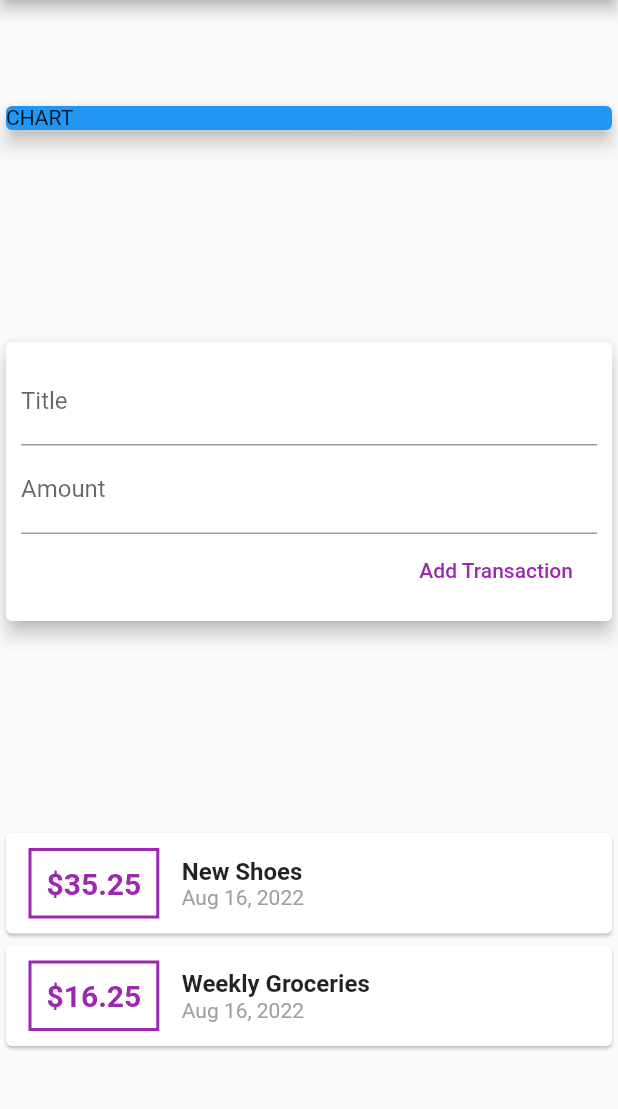
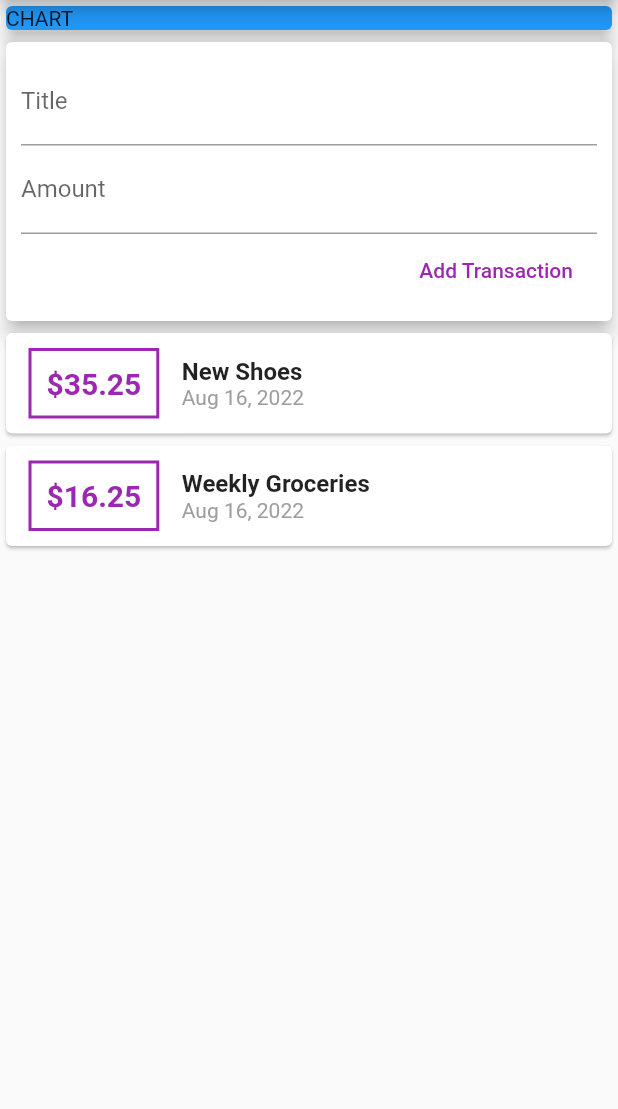
Before and after one commit to erwinmacaraig/flutter-expense-tracker, a Flutter app: the screen it shows after launch, on a phone screen of 412 x 824 dp, the part 84-1193 px from its top. Run offline on Flutter 3.47's test engine with Material 2 defaults, Android fonts, the phone set to English and light mode, and no system bars.

Commit message:
splitting the widgets and implementing SingleChildScrollView

```diff
--- a/lib/main.dart
+++ b/lib/main.dart
@@ -1,6 +1,6 @@
+import 'package:expense_planner/widgets/user_transactions.dart';
 import 'package:flutter/material.dart';
-import 'package:intl/intl.dart';
-import './transaction.dart';
+import './widgets/user_transactions.dart';
 
 void main() {
   runApp(MyApp());
@@ -21,36 +21,20 @@ class MyApp extends StatelessWidget {
 }
 
 class MyHomePage extends StatelessWidget {
-  final List<Transaction> transactions = [
-    Transaction(
-      id: 't1',
-      title: 'New Shoes',
-      amount: 35.25,
-      date: DateTime.now(),
-    ),
-    Transaction(
-      id: 't2',
-      title: 'Weekly Groceries',
-      amount: 16.25,
-      date: DateTime.now(),
-    ),
-  ];
-
   // late String titleInput;
   // late String amountInput;
 
-  final titleController = TextEditingController();
-  final amountController = TextEditingController();
   @override
   Widget build(BuildContext context) {
     return Scaffold(
       appBar: AppBar(
         title: const Text('Expense Planner'),
       ),
-      body: Column(
-          // crossAxisAlignment: CrossAxisAlignment.stretch,
-          mainAxisAlignment: MainAxisAlignment.spaceAround,
-          children: [
+      body: SingleChildScrollView(
+          child: Column(
+              // crossAxisAlignment: CrossAxisAlignment.stretch,
+              mainAxisAlignment: MainAxisAlignment.spaceAround,
+              children: [
             Container(
               width: double.infinity,
               child: const Card(
@@ -59,78 +43,8 @@ class MyHomePage extends StatelessWidget {
                 child: Text('CHART'),
               ),
             ),
-            Card(
-              elevation: 5,
-              child: Container(
-                padding: const EdgeInsets.all(10),
-                child: Column(
-                    crossAxisAlignment: CrossAxisAlignment.end,
-                    children: [
-                      TextField(
-                        // onChanged: (val) {
-                        //   titleInput = val;
-                        // },
-                        controller: titleController,
-                        decoration: const InputDecoration(
-                          labelText: 'Title',
-                        ),
-                      ),
-                      TextField(
-                        // onChanged: (val) {
-                        //   amountInput = val;
-                        // },
-                        controller: amountController,
-                        decoration: const InputDecoration(
-                          labelText: 'Amount',
-                        ),
-                      ),
-                      FlatButton(
-                        textColor: Colors.purple,
-                        child: Text('Add Transaction'),
-                        onPressed: () {
-                          print(titleController.text);
-                        },
-                      )
-                    ]),
-              ),
-            ),
-            Column(
-              children: transactions.map((tx) {
-                return Card(
-                  child: Row(children: [
-                    Container(
-                      margin: const EdgeInsets.symmetric(
-                          vertical: 10, horizontal: 15),
-                      decoration: BoxDecoration(
-                        border: Border.all(color: Colors.purple, width: 2),
-                      ),
-                      padding: const EdgeInsets.all(10),
-                      child: Text(
-                        '\$${tx.amount}',
-                        style: const TextStyle(
-                          fontWeight: FontWeight.bold,
-                          fontSize: 20,
-                          color: Colors.purple,
-                        ),
-                      ),
-                    ),
-                    Column(
-                      crossAxisAlignment: CrossAxisAlignment.start,
-                      children: [
-                        Text(
-                          tx.title,
-                          style: const TextStyle(
-                              fontSize: 16, fontWeight: FontWeight.bold),
-                        ),
-                        Text(DateFormat.yMMMd().format(tx.date),
-                            style: const TextStyle(color: Colors.grey))
-                      ],
-                    )
-                  ]),
-                );
-              }).toList(),
-            )
-          ]),
+            UserTransactions(),
+          ])),
     );
   }
 }
--- /dev/null
+++ b/lib/widgets/new_transaction.dart
@@ -0,0 +1,40 @@
+import 'package:flutter/material.dart';
+
+class NewTransaction extends StatelessWidget {
+  final titleController = TextEditingController();
+  final amountController = TextEditingController();
+  final Function addTx;
+
+  NewTransaction(this.addTx);
+
+  @override
+  Widget build(BuildContext context) {
+    return Card(
+      elevation: 5,
+      child: Container(
+        padding: const EdgeInsets.all(10),
+        child: Column(crossAxisAlignment: CrossAxisAlignment.end, children: [
+          TextField(
+            controller: titleController,
+            decoration: const InputDecoration(
+              labelText: 'Title',
+            ),
+          ),
+          TextField(
+            controller: amountController,
+            decoration: const InputDecoration(
+              labelText: 'Amount',
+            ),
+          ),
+          FlatButton(
+            textColor: Colors.purple,
+            child: const Text('Add Transaction'),
+            onPressed: () {
+              addTx(titleController.text, double.parse(amountController.text));
+            },
+          )
+        ]),
+      ),
+    );
+  }
+}
--- /dev/null
+++ b/lib/widgets/transaction_list.dart
@@ -0,0 +1,51 @@
+import 'package:flutter/material.dart';
+import 'package:intl/intl.dart';
+import '../models/transaction.dart';
+
+class TransactionList extends StatelessWidget {
+  final List<Transaction> transactions;
+  TransactionList(this.transactions);
+
+  @override
+  Widget build(BuildContext context) {
+    return Container(
+        height: 500,
+        child: SingleChildScrollView(
+            child: Column(
+          children: transactions.map((tx) {
+            return Card(
+              child: Row(children: [
+                Container(
+                  margin:
+                      const EdgeInsets.symmetric(vertical: 10, horizontal: 15),
+                  decoration: BoxDecoration(
+                    border: Border.all(color: Colors.purple, width: 2),
+                  ),
+                  padding: const EdgeInsets.all(10),
+                  child: Text(
+                    '\$${tx.amount}',
+                    style: const TextStyle(
+                      fontWeight: FontWeight.bold,
+                      fontSize: 20,
+                      color: Colors.purple,
+                    ),
+                  ),
+                ),
+                Column(
+                  crossAxisAlignment: CrossAxisAlignment.start,
+                  children: [
+                    Text(
+                      tx.title,
+                      style: const TextStyle(
+                          fontSize: 16, fontWeight: FontWeight.bold),
+                    ),
+                    Text(DateFormat.yMMMd().format(tx.date),
+                        style: const TextStyle(color: Colors.grey))
+                  ],
+                )
+              ]),
+            );
+          }).toList(),
+        )));
+  }
+}
--- /dev/null
+++ b/lib/widgets/user_transactions.dart
@@ -0,0 +1,48 @@
+import 'package:flutter/material.dart';
+import './new_transaction.dart';
+import './transaction_list.dart';
+import '../models/transaction.dart';
+
+class UserTransactions extends StatefulWidget {
+  @override
+  State<UserTransactions> createState() => _UserTransactionsState();
+}
+
+class _UserTransactionsState extends State<UserTransactions> {
+  final List<Transaction> _userTransactions = [
+    Transaction(
+      id: 't1',
+      title: 'New Shoes',
+      amount: 35.25,
+      date: DateTime.now(),
+    ),
+    Transaction(
+      id: 't2',
+      title: 'Weekly Groceries',
+      amount: 16.25,
+      date: DateTime.now(),
+    ),
+  ];
+
+  void _addNewTransaction(String title, double amount) {
+    final newTx = Transaction(
+        id: DateTime.november.toString(),
+        title: title,
+        amount: amount,
+        date: DateTime.now());
+
+    setState(() {
+      _userTransactions.add(newTx);
+    });
+  }
+
+  @override
+  Widget build(BuildContext context) {
+    return Column(
+      children: [
+        NewTransaction(_addNewTransaction),
+        TransactionList(_userTransactions),
+      ],
+    );
+  }
+}
```
Also changed, not shown: lib/models/transaction.dart (renamed from lib/transaction.dart), 1 other file.
